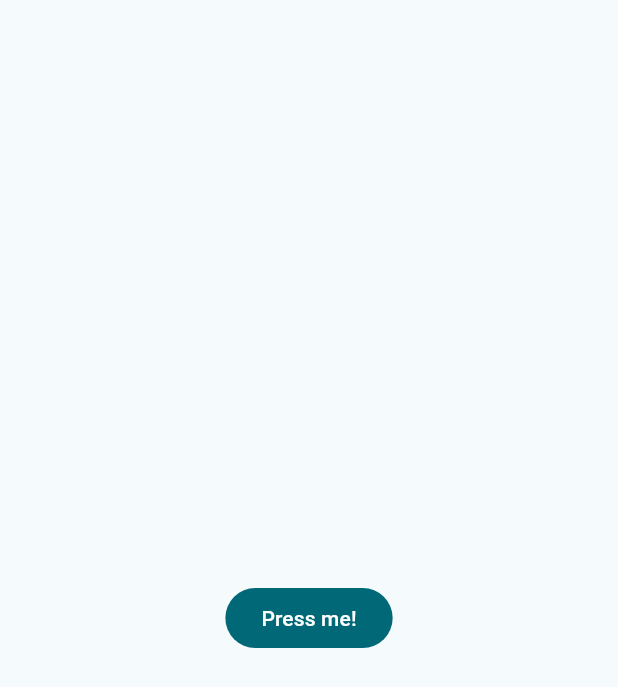
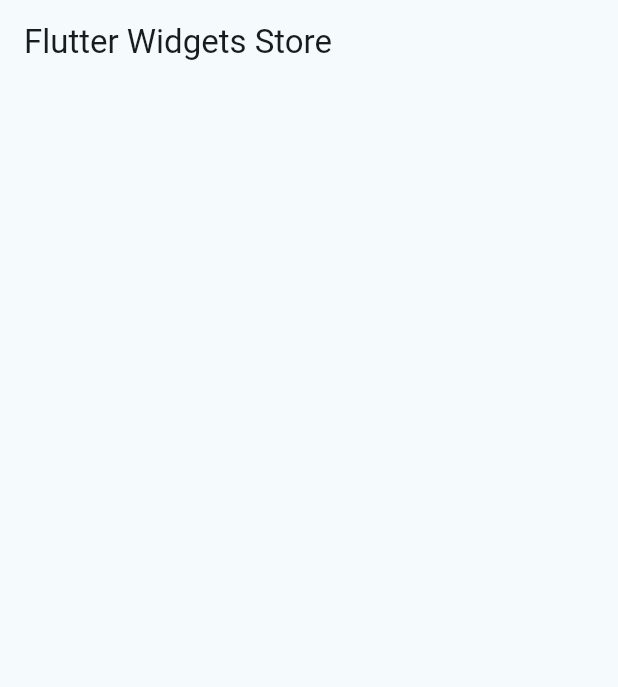
Before and after one commit to Anndderssonn/WidgetsFlutterLibrary, a Flutter app: the screen it shows after launch, on a phone screen of 412 x 824 dp. Shown: the top 687 px of the screen. Run offline on Flutter 3.47's test engine with Material 3 defaults, Android fonts, the phone set to English and light mode, and no system bars.

Commit message:
feat: Add menu items and home screen

```diff
--- a/lib/config/theme/app_theme.dart
+++ b/lib/config/theme/app_theme.dart
@@ -23,5 +23,8 @@ class AppTheme {
         'Selected color must be less or equal than ${colors.length - 1}',
       );
 
-  ThemeData getTheme() => ThemeData(colorSchemeSeed: colors[selectedColor]);
+  ThemeData getTheme() => ThemeData(
+    colorSchemeSeed: colors[selectedColor],
+    appBarTheme: AppBarTheme(centerTitle: false),
+  );
 }
--- a/lib/main.dart
+++ b/lib/main.dart
@@ -1,5 +1,6 @@
 import 'package:flutter/material.dart';
 import 'package:widgets_store/config/theme/app_theme.dart';
+import 'package:widgets_store/presentation/screens/home/home_screen.dart';
 
 void main() => runApp(const MyApp());
 
@@ -12,11 +13,7 @@ class MyApp extends StatelessWidget {
       title: 'Widgets Flutter Store',
       debugShowCheckedModeBanner: false,
       theme: AppTheme(selectedColor: 5).getTheme(),
-      home: Scaffold(
-        body: Center(
-          child: FilledButton(onPressed: () {}, child: const Text('Press me!')),
-        ),
-      ),
+      home: const HomeScreen(),
     );
   }
 }
--- /dev/null
+++ b/lib/presentation/screens/home/home_screen.dart
@@ -0,0 +1,10 @@
+import 'package:flutter/material.dart';
+
+class HomeScreen extends StatelessWidget {
+  const HomeScreen({super.key});
+
+  @override
+  Widget build(BuildContext context) {
+    return Scaffold(appBar: AppBar(title: const Text('Flutter Widgets Store')));
+  }
+}
```
Also changed, not shown: lib/config/menu/menu_items.dart (added, +31 -0 lines).
